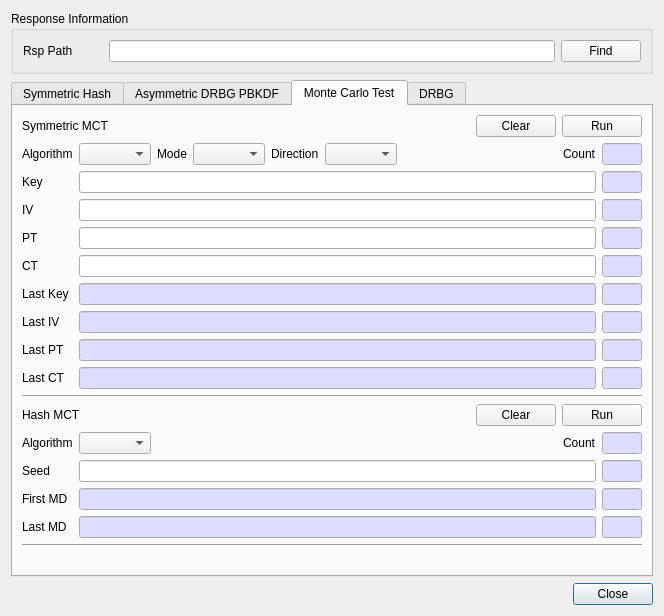
First picture: the form in BerEditor/cavp_dlg.ui, repository jykim74/BerEditor, before the edit.
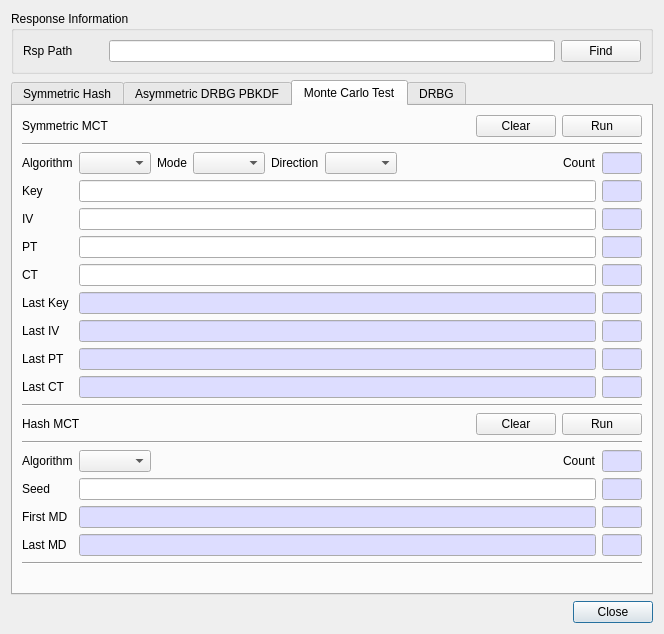
Second picture: the form after the edit. The open tabs and pages were chosen to show the change.

The edit to the form file:
```diff
--- a/BerEditor/cavp_dlg.ui
+++ b/BerEditor/cavp_dlg.ui
@@ -7,7 +7,7 @@
     <x>0</x>
     <y>0</y>
     <width>664</width>
-    <height>616</height>
+    <height>634</height>
    </rect>
   </property>
   <property name="windowTitle">
@@ -1192,6 +1192,13 @@
          </item>
         </layout>
        </item>
+       <item>
+        <widget class="Line" name="line_14">
+         <property name="orientation">
+          <enum>Qt::Horizontal</enum>
+         </property>
+        </widget>
+       </item>
        <item>
         <layout class="QGridLayout" name="gridLayout_11">
          <item row="0" column="3">
@@ -2056,6 +2063,13 @@
          </item>
         </layout>
        </item>
+       <item>
+        <widget class="Line" name="line_16">
+         <property name="orientation">
+          <enum>Qt::Horizontal</enum>
+         </property>
+        </widget>
+       </item>
        <item>
         <layout class="QGridLayout" name="gridLayout_12">
          <item row="0" column="1">
```
Left out of the diff: 2 changed lines with no effect on the pictures.
